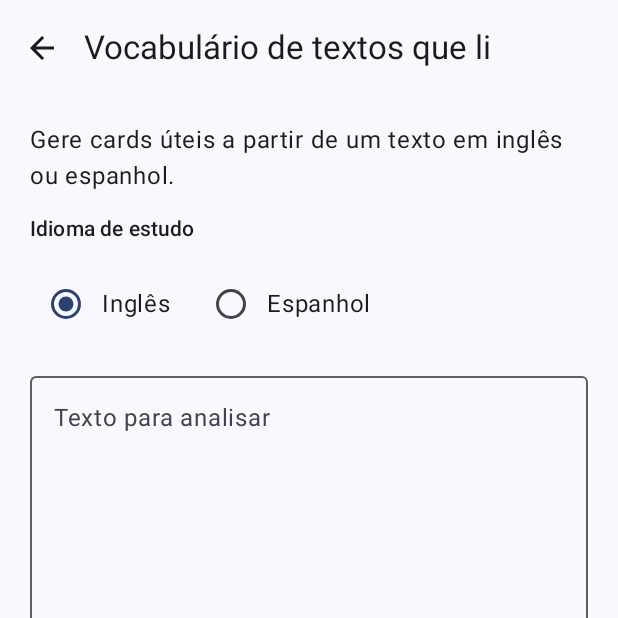
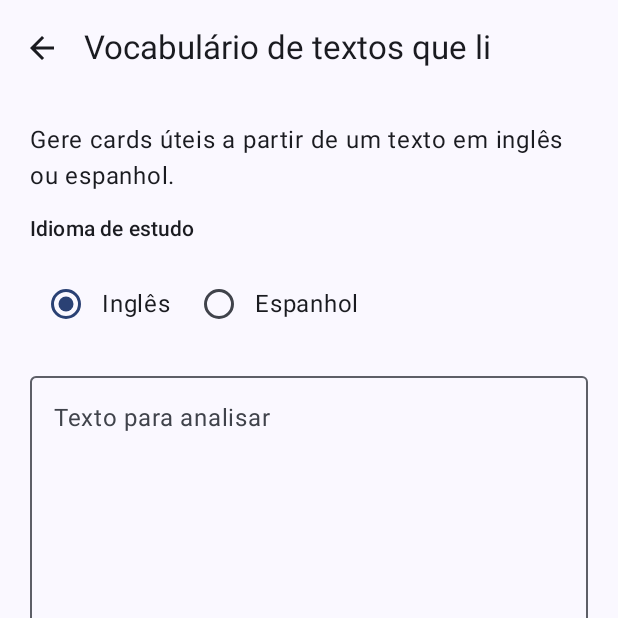
Before and after one commit to crisgdo/FlashLang, an Android app built with Jetpack Compose: the composable PromptDetailScreen called with sample values from the repository, on a phone screen of 412 x 824 dp, the top half of it. Run offline under Robolectric (Android 15) with nearby library versions, the phone set to English and light mode, and no system bars.

Commit message:
Corrige quebra dos chips de marcadores na edição de prompts

```diff
--- a/app/src/main/java/com/cristiano/flashlang/ui/prompts/PromptsScreen.kt
+++ b/app/src/main/java/com/cristiano/flashlang/ui/prompts/PromptsScreen.kt
@@ -4,6 +4,8 @@ import androidx.compose.foundation.clickable
 import androidx.compose.foundation.layout.Box
 import androidx.compose.foundation.layout.Arrangement
 import androidx.compose.foundation.layout.Column
+import androidx.compose.foundation.layout.ExperimentalLayoutApi
+import androidx.compose.foundation.layout.FlowRow
 import androidx.compose.foundation.layout.Row
 import androidx.compose.foundation.layout.Spacer
 import androidx.compose.foundation.layout.fillMaxSize
@@ -227,7 +229,7 @@ private fun ReadyPromptCard(template: PromptTemplate, onOpen: () -> Unit, onDupl
     }
 }
 
-@OptIn(ExperimentalMaterial3Api::class)
+@OptIn(ExperimentalMaterial3Api::class, ExperimentalLayoutApi::class)
 @Composable
 fun PromptDetailScreen(
     template: PromptTemplate,
@@ -265,12 +267,18 @@ fun PromptDetailScreen(
             Text(template.description, style = MaterialTheme.typography.bodyLarge)
             if (template.needsLanguage) {
                 Text("Idioma de estudo", style = MaterialTheme.typography.titleSmall)
-                Row(verticalAlignment = Alignment.CenterVertically) {
-                    RadioButton(selected = language == "en", onClick = { language = "en" })
-                    Text("Inglês")
-                    Spacer(Modifier.width(16.dp))
-                    RadioButton(selected = language == "es", onClick = { language = "es" })
-                    Text("Espanhol")
+                FlowRow(
+                    horizontalArrangement = Arrangement.spacedBy(8.dp),
+                    verticalArrangement = Arrangement.spacedBy(8.dp),
+                ) {
+                    Row(verticalAlignment = Alignment.CenterVertically) {
+                        RadioButton(selected = language == "en", onClick = { language = "en" })
+                        Text("Inglês", maxLines = 1, softWrap = false)
+                    }
+                    Row(verticalAlignment = Alignment.CenterVertically) {
+                        RadioButton(selected = language == "es", onClick = { language = "es" })
+                        Text("Espanhol", maxLines = 1, softWrap = false)
+                    }
                 }
             }
             template.inputs.forEach { input ->
@@ -332,7 +340,7 @@ fun PromptDetailScreen(
     }
 }
 
-@OptIn(ExperimentalMaterial3Api::class)
+@OptIn(ExperimentalMaterial3Api::class, ExperimentalLayoutApi::class)
 @Composable
 fun UserPromptEditorScreen(
     prompt: UserPrompt?,
@@ -394,9 +402,15 @@ fun UserPromptEditorScreen(
                 minLines = 10,
             )
             Text("Inserir marcador no cursor", style = MaterialTheme.typography.titleSmall)
-            Row(horizontalArrangement = Arrangement.spacedBy(8.dp)) {
+            FlowRow(
+                horizontalArrangement = Arrangement.spacedBy(8.dp),
+                verticalArrangement = Arrangement.spacedBy(8.dp),
+            ) {
                 listOf("{{IDIOMA}}", "{{TEXTO}}", "{{LISTA}}", "{{FOCO}}").forEach { marker ->
-                    AssistChip(onClick = { insertMarker(marker) }, label = { Text(marker) })
+                    AssistChip(
+                        onClick = { insertMarker(marker) },
+                        label = { Text(marker, maxLines = 1, softWrap = false) },
+                    )
                 }
             }
             Row(
```
Also changed, not shown: app/src/main/java/com/cristiano/flashlang/ui/importdeck/ImportScreen.kt (+25 -10 lines), app/src/main/java/com/cristiano/flashlang/ui/manage/CardEditorScreen.kt (+15 -6 lines), app/src/main/java/com/cristiano/flashlang/ui/study/StudyScreen.kt (+29 -18 lines).
